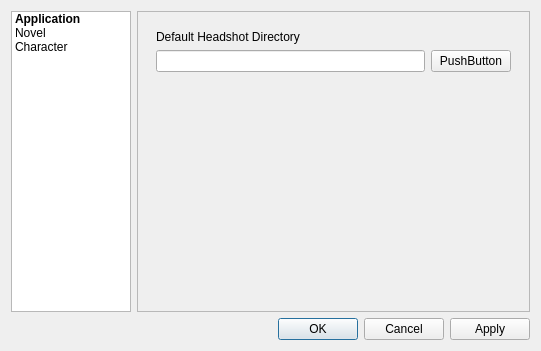
This is src/app/preferencesdialog.ui in src-r-r/plotline as Qt 5 draws it before an edit. The edited form follows.
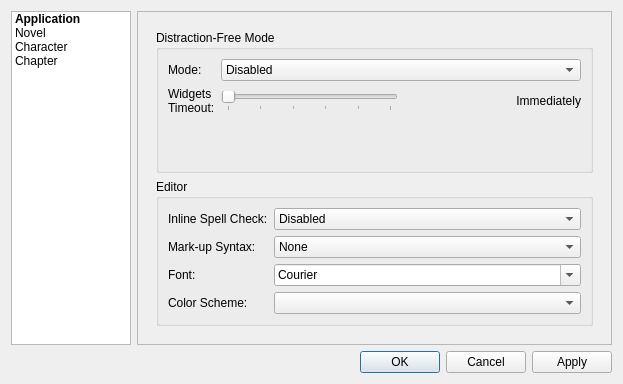
This is the edited form.

Commit message: Plotline is getting close to alpha stage. FIX: Chapter revisions. ADD: preferences for editor. ADD: styling for editor. TODO: add Syntax highlighting to editor.

The edit to the form file:
```diff
--- a/src/app/preferencesdialog.ui
+++ b/src/app/preferencesdialog.ui
@@ -6,8 +6,8 @@
    <rect>
     <x>0</x>
     <y>0</y>
-    <width>541</width>
-    <height>351</height>
+    <width>623</width>
+    <height>384</height>
    </rect>
   </property>
   <property name="windowTitle">
@@ -70,6 +70,11 @@
          <set>ItemIsSelectable|ItemIsUserCheckable|ItemIsEnabled</set>
         </property>
        </item>
+       <item>
+        <property name="text">
+         <string>Chapter</string>
+        </property>
+       </item>
       </widget>
      </item>
      <item row="0" column="1">
@@ -82,15 +87,15 @@
          <rect>
           <x>0</x>
           <y>0</y>
-          <width>393</width>
-          <height>296</height>
+          <width>475</width>
+          <height>329</height>
          </rect>
         </property>
         <layout class="QVBoxLayout" name="verticalLayout_7">
          <item>
           <widget class="QStackedWidget" name="stackedWidget">
            <property name="currentIndex">
-            <number>2</number>
+            <number>3</number>
            </property>
            <widget class="QWidget" name="page_Application_2">
             <layout class="QVBoxLayout" name="verticalLayout_4">
@@ -109,34 +114,25 @@
                     </property>
                    </widget>
                   </item>
-                 </layout>
-                </item>
-               </layout>
-              </widget>
-             </item>
-             <item>
-              <widget class="QGroupBox" name="groupBox_2">
-               <property name="title">
-                <string>Saving</string>
-               </property>
-               <layout class="QVBoxLayout" name="verticalLayout_9">
-                <item>
-                 <layout class="QFormLayout" name="formLayout_4">
-                  <item row="1" column="1">
-                   <layout class="QHBoxLayout" name="horizontalLayout_4">
-                    <item>
-                     <widget class="QLineEdit" name="defaultProjectDirectory">
-                      <property name="readOnly">
-                       <bool>true</bool>
-                      </property>
-                     </widget>
-                    </item>
-                    <item>
-                     <widget class="QPushButton" name="chooseDefaultProjectDirectory">
-                      <property name="text">
-                       <string>Choose...</string>
-                      </property>
-                     </widget>
+                  <item row="1" column="0" colspan="2">
+                   <layout class="QFormLayout" name="formLayout_4">
+                    <item row="1" column="1">
+                     <layout class="QHBoxLayout" name="horizontalLayout_4">
+                      <item>
+                       <widget class="QLineEdit" name="defaultProjectDirectory">
+                        <property name="readOnly">
+                         <bool>true</bool>
+                        </property>
+                       </widget>
+                      </item>
+                      <item>
+                       <widget class="QPushButton" name="chooseDefaultProjectDirectory">
+                        <property name="text">
+                         <string>Choose...</string>
+                        </property>
+                       </widget>
+                      </item>
+                     </layout>
                     </item>
                    </layout>
                   </item>
@@ -197,6 +193,197 @@
              </item>
             </layout>
            </widget>
+           <widget class="QWidget" name="page_Chapter">
+            <layout class="QVBoxLayout" name="verticalLayout_2">
+             <item>
+              <layout class="QVBoxLayout" name="verticalLayout_3">
+               <item>
+                <widget class="QGroupBox" name="groupBox_2">
+                 <property name="title">
+                  <string>Distraction-Free Mode</string>
+                 </property>
+                 <layout class="QVBoxLayout" name="verticalLayout_5">
+                  <item>
+                   <layout class="QFormLayout" name="formLayout">
+                    <item row="0" column="0">
+                     <widget class="QLabel" name="label">
+                      <property name="text">
+                       <string>Mode:</string>
+                      </property>
+                     </widget>
+                    </item>
+                    <item row="0" column="1">
+                     <widget class="QComboBox" name="distractionFreeMode">
+                      <item>
+                       <property name="text">
+                        <string>Disabled</string>
+                       </property>
+                      </item>
+                      <item>
+                       <property name="text">
+                        <string>Windowed</string>
+                       </property>
+                      </item>
+                      <item>
+                       <property name="text">
+                        <string>Full-Screen</string>
+                       </property>
+                      </item>
+                     </widget>
+                    </item>
+                    <item row="1" column="0">
+                     <widget class="QLabel" name="label_2">
+                      <property name="text">
+                       <string>Widgets
+Timeout:</string>
+                      </property>
+                     </widget>
+                    </item>
+                    <item row="1" column="1">
+                     <layout class="QHBoxLayout" name="horizontalLayout">
+                      <item>
+                       <widget class="QSlider" name="widgetTimeout">
+                        <property name="sizePolicy">
+                         <sizepolicy hsizetype="Expanding" vsizetype="Fixed">
+                          <horstretch>0</horstretch>
+                          <verstretch>0</verstretch>
+                         </sizepolicy>
+                        </property>
+                        <property name="maximum">
+                         <number>5</number>
+                        </property>
+                        <property name="orientation">
+                         <enum>Qt::Horizontal</enum>
+                        </property>
+                        <property name="invertedAppearance">
+                         <bool>false</bool>
+                        </property>
+                        <property name="tickPosition">
+                         <enum>QSlider::TicksBelow</enum>
+                        </property>
+                       </widget>
+                      </item>
+                      <item>
+                       <widget class="QLabel" name="widgetTimeoutValue">
+                        <property name="sizePolicy">
+                         <sizepolicy hsizetype="Expanding" vsizetype="Preferred">
+                          <horstretch>0</horstretch>
+                          <verstretch>0</verstretch>
+                         </sizepolicy>
+                        </property>
+                        <property name="maximumSize">
+                         <size>
+                          <width>200</width>
+                          <height>16777215</height>
+                         </size>
+                        </property>
+                        <property name="text">
+                         <string>Immediately</string>
+                        </property>
+                        <property name="alignment">
+                         <set>Qt::AlignRight|Qt::AlignTrailing|Qt::AlignVCenter</set>
+                        </property>
+                        <property name="wordWrap">
+                         <bool>true</bool>
+                        </property>
+                       </widget>
+                      </item>
+                     </layout>
+                    </item>
+                   </layout>
+                  </item>
+                 </layout>
+                </widget>
+               </item>
+              </layout>
+             </item>
+             <item>
+              <widget class="QGroupBox" name="groupBox_3">
+               <property name="title">
+                <string>Editor</string>
+               </property>
+               <layout class="QFormLayout" name="formLayout_5">
+                <item row="1" column="0">
+                 <widget class="QLabel" name="label_3">
+                  <property name="text">
+                   <string>Mark-up Syntax:</string>
+                  </property>
+                 </widget>
+                </item>
+                <item row="1" column="1">
+                 <widget class="QComboBox" name="editorSyntax">
+                  <item>
+                   <property name="text">
+                    <string>None</string>
+                   </property>
+                  </item>
+                  <item>
+                   <property name="text">
+                    <string>MarkDown</string>
+                   </property>
+                  </item>
+                  <item>
+                   <property name="text">
+                    <string>ReStructuredText</string>
+                   </property>
+                  </item>
+                 </widget>
+                </item>
+                <item row="2" column="0">
+                 <widget class="QLabel" name="label_5">
+                  <property name="text">
+                   <string>Font:</string>
+                  </property>
+                 </widget>
+                </item>
+                <item row="2" column="1">
+                 <widget class="QFontComboBox" name="editorFont">
+                  <property name="fontFilters">
+                   <set>QFontComboBox::MonospacedFonts</set>
+                  </property>
+                 </widget>
+                </item>
+                <item row="3" column="0">
+                 <widget class="QLabel" name="label_6">
+                  <property name="text">
+                   <string>Color Scheme:</string>
+                  </property>
+                 </widget>
+                </item>
+                <item row="3" column="1">
+                 <widget class="QComboBox" name="editorColorScheme"/>
+                </item>
+                <item row="0" column="0">
+                 <widget class="QLabel" name="label_8">
+                  <property name="text">
+                   <string>Inline Spell Check:</string>
+                  </property>
+                 </widget>
+                </item>
+                <item row="0" column="1">
+                 <widget class="QComboBox" name="editorSpellCheck">
+                  <item>
+                   <property name="text">
+                    <string>Disabled</string>
+                   </property>
+                  </item>
+                  <item>
+                   <property name="text">
+                    <string>Only When Distraction Mode Enabled</string>
+                   </property>
+                  </item>
+                  <item>
+                   <property name="text">
+                    <string>Always</string>
+                   </property>
+                  </item>
+                 </widget>
+                </item>
+               </layout>
+              </widget>
+             </item>
+            </layout>
+           </widget>
           </widget>
          </item>
         </layout>
```
Left out of the diff: 6 changed lines with no effect on the pictures. The commit also changes 15 other files.
